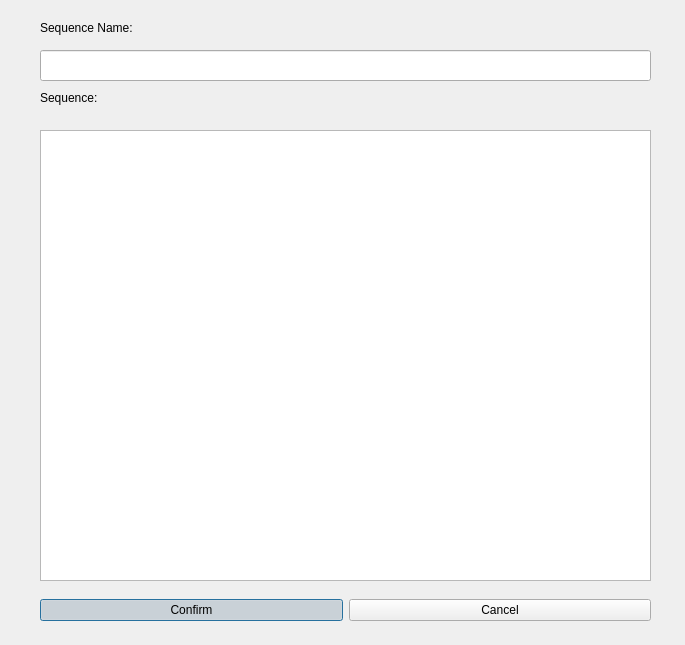
Before: the Qt Designer form updatesequencedialog.ui in WilsonImmunologyLab/Librator, drawn with Qt 5.
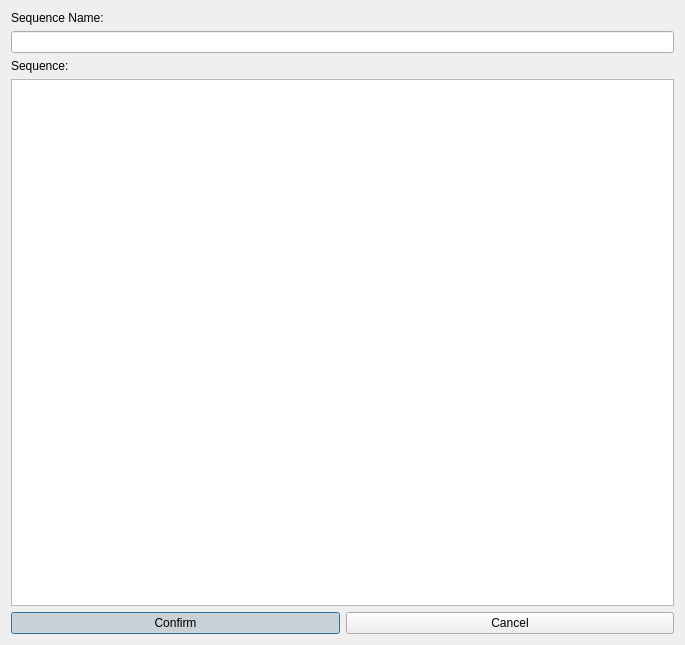
After: the same form once the commit is applied.

Commit message:
update dialog layout
Now layouts for all dialogs have been updated. All dialogs can fit different window size.

What changed in the file:
```diff
--- a/updatesequencedialog.ui
+++ b/updatesequencedialog.ui
@@ -19,64 +19,32 @@
   <property name="windowTitle">
    <string>Update Sequence</string>
   </property>
-  <widget class="QTextEdit" name="textEdit">
-   <property name="geometry">
-    <rect>
-     <x>40</x>
-     <y>130</y>
-     <width>611</width>
-     <height>451</height>
-    </rect>
-   </property>
-  </widget>
-  <widget class="QLabel" name="label">
-   <property name="geometry">
-    <rect>
-     <x>40</x>
-     <y>90</y>
-     <width>59</width>
-     <height>16</height>
-    </rect>
-   </property>
-   <property name="text">
-    <string>Sequence:</string>
-   </property>
-  </widget>
+  <layout class="QGridLayout" name="gridLayout">
+   <item row="0" column="0">
   <widget class="QLabel" name="label_2">
-   <property name="geometry">
-    <rect>
-     <x>40</x>
-     <y>20</y>
-     <width>141</width>
-     <height>16</height>
-    </rect>
-   </property>
    <property name="text">
     <string>Sequence Name:</string>
    </property>
   </widget>
+   </item>
+   <item row="1" column="0">
   <widget class="QLineEdit" name="lineEdit">
-   <property name="geometry">
-    <rect>
-     <x>40</x>
-     <y>50</y>
-     <width>611</width>
-     <height>31</height>
-    </rect>
-   </property>
    <property name="readOnly">
     <bool>true</bool>
    </property>
   </widget>
-  <widget class="QWidget" name="horizontalLayoutWidget">
-   <property name="geometry">
-    <rect>
-     <x>40</x>
-     <y>590</y>
-     <width>611</width>
-     <height>41</height>
-    </rect>
-   </property>
+   </item>
+   <item row="2" column="0">
+    <widget class="QLabel" name="label">
+     <property name="text">
+      <string>Sequence:</string>
+     </property>
+    </widget>
+   </item>
+   <item row="3" column="0">
+    <widget class="QTextEdit" name="textEdit"/>
+   </item>
+   <item row="4" column="0">
    <layout class="QHBoxLayout" name="horizontalLayout">
     <item>
      <widget class="QPushButton" name="confirmButton">
@@ -102,7 +70,8 @@
      </widget>
     </item>
    </layout>
-  </widget>
+   </item>
+  </layout>
  </widget>
  <resources/>
  <connections/>
```
Lines whose indentation alone changed are shown as unchanged. The commit also changes 25 other files.
